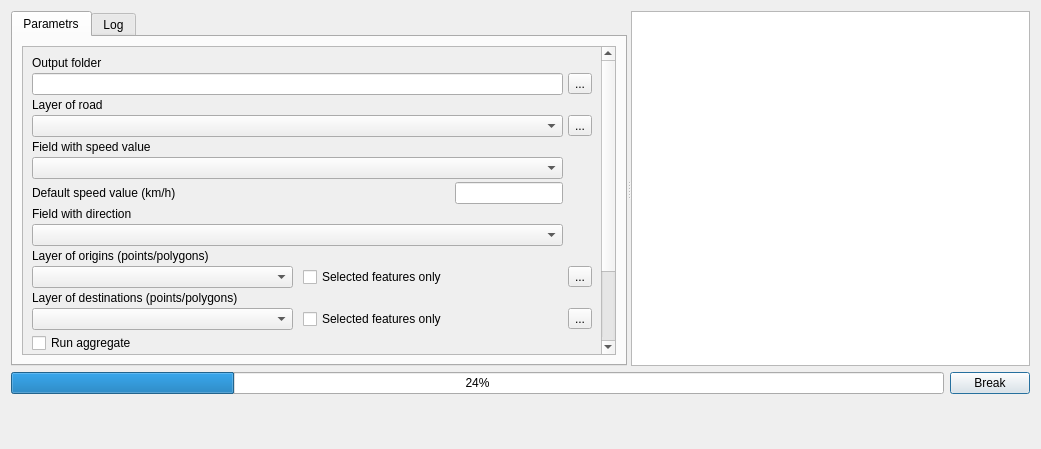
Qt form tau_net_calc/car.ui (geosimlab/accessibility) before a commit.
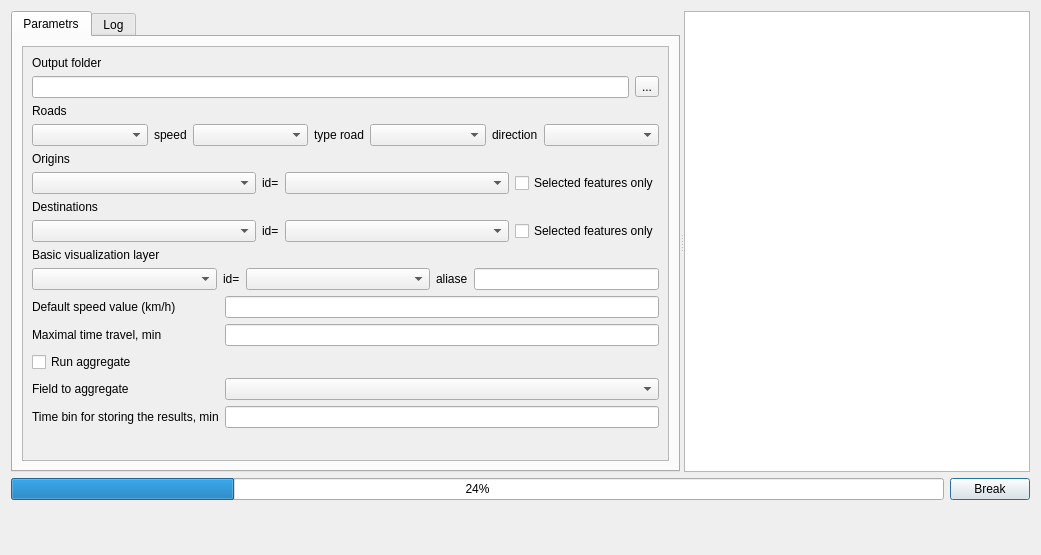
The same form after that commit. Icons and pictures are not drawn.

The edit to the form file:
```diff
--- a/tau_net_calc/car.ui
+++ b/tau_net_calc/car.ui
@@ -10,7 +10,7 @@
     <x>0</x>
     <y>0</y>
     <width>1041</width>
-    <height>449</height>
+    <height>555</height>
    </rect>
   </property>
   <property name="sizePolicy">
@@ -82,9 +82,9 @@
            <property name="geometry">
             <rect>
              <x>0</x>
-             <y>-40</y>
-             <width>585</width>
-             <height>398</height>
+             <y>-100</y>
+             <width>619</width>
+             <height>411</height>
             </rect>
            </property>
            <property name="sizePolicy">
@@ -98,16 +98,7 @@
              <enum>QLayout::SetDefaultConstraint</enum>
             </property>
             <item>
-             <layout class="QGridLayout" name="gridLayout">
-              <property name="sizeConstraint">
-               <enum>QLayout::SetDefaultConstraint</enum>
-              </property>
-              <property name="horizontalSpacing">
-               <number>5</number>
-              </property>
-              <property name="verticalSpacing">
-               <number>3</number>
-              </property>
+             <layout class="QFormLayout" name="formLayout">
               <item row="1" column="0">
                <widget class="QLabel" name="label_13">
                 <property name="text">
@@ -115,163 +106,170 @@
                 </property>
                </widget>
               </item>
-              <item row="18" column="0">
-               <layout class="QHBoxLayout" name="horizontalLayout_17">
+              <item row="2" column="0" colspan="2">
+               <layout class="QHBoxLayout" name="horizontalLayout_3">
                 <item>
-                 <widget class="QLabel" name="label_5">
-                  <property name="text">
-                   <string>Layer of destinations (points/polygons) </string>
-                  </property>
-                 </widget>
-                </item>
-               </layout>
-              </item>
-              <item row="12" column="0">
-               <layout class="QHBoxLayout" name="horizontalLayout_12">
-                <item>
-                 <widget class="QLabel" name="label_4">
-                  <property name="text">
-                   <string>Default speed value (km/h)</string>
-                  </property>
-                 </widget>
-                </item>
-                <item>
-                 <widget class="QLineEdit" name="txtSpeed">
+                 <widget class="QLineEdit" name="txtPathToProtocols">
                   <property name="sizePolicy">
-                   <sizepolicy hsizetype="Fixed" vsizetype="Fixed">
+                   <sizepolicy hsizetype="Expanding" vsizetype="Maximum">
                     <horstretch>0</horstretch>
-                    <verstretch>20</verstretch>
+                    <verstretch>0</verstretch>
                    </sizepolicy>
                   </property>
                   <property name="inputMethodHints">
                    <set>Qt::ImhDialableCharactersOnly|Qt::ImhDigitsOnly|Qt::ImhPreferNumbers</set>
                   </property>
-                  <property name="alignment">
-                   <set>Qt::AlignRight|Qt::AlignTrailing|Qt::AlignVCenter</set>
+                 </widget>
+                </item>
+                <item>
+                 <widget class="QToolButton" name="toolButton_protocol">
+                  <property name="text">
+                   <string>...</string>
                   </property>
                  </widget>
                 </item>
                </layout>
               </item>
-              <item row="21" column="0">
-               <widget class="QLabel" name="lblFields">
-                <property name="text">
-                 <string>Field to aggregate</string>
-                </property>
-               </widget>
-              </item>
-              <item row="7" column="1">
-               <widget class="QToolButton" name="toolButton_layer_road_refresh">
-                <property name="text">
-                 <string>...</string>
-                </property>
-                <property name="icon">
-                 <iconset>
-                  <normalon>refresh.png</normalon>
-                 </iconset>
-                </property>
-               </widget>
-              </item>
-              <item row="20" column="0">
-               <widget class="QCheckBox" name="cbUseFields">
-                <property name="text">
-                 <string>Run aggregate</string>
-                </property>
-               </widget>
-              </item>
-              <item row="7" column="0">
-               <widget class="QComboBox" name="cmbLayersRoad"/>
-              </item>
-              <item row="6" column="0">
+              <item row="3" column="0">
                <widget class="QLabel" name="label_2">
                 <property name="text">
-                 <string>Layer of road</string>
+                 <string>Roads</string>
                 </property>
                </widget>
               </item>
-              <item row="16" column="1">
-               <widget class="QToolButton" name="toolButton_layer_refresh">
-                <property name="text">
-                 <string>...</string>
-                </property>
-                <property name="icon">
-                 <iconset>
-                  <normaloff>refresh.png</normaloff>refresh.png</iconset>
-                </property>
-               </widget>
-              </item>
-              <item row="19" column="0">
-               <layout class="QHBoxLayout" name="horizontalLayout_18">
-                <property name="spacing">
-                 <number>10</number>
-                </property>
+              <item row="4" column="0" colspan="2">
+               <layout class="QHBoxLayout" name="horizontalLayout_4">
                 <item>
-                 <widget class="QComboBox" name="cmbLayersDest"/>
+                 <widget class="QComboBox" name="cmbLayersRoad">
+                  <property name="sizePolicy">
+                   <sizepolicy hsizetype="Expanding" vsizetype="Maximum">
+                    <horstretch>0</horstretch>
+                    <verstretch>0</verstretch>
+                   </sizepolicy>
+                  </property>
+                  <property name="baseSize">
+                   <size>
+                    <width>16</width>
+                    <height>0</height>
+                   </size>
+                  </property>
+                 </widget>
                 </item>
                 <item>
-                 <widget class="QCheckBox" name="cbSelectedOnly2">
+                 <widget class="QLabel" name="label_10">
                   <property name="text">
-                   <string>Selected features only</string>
+                   <string>speed</string>
+                  </property>
+                 </widget>
+                </item>
+                <item>
+                 <widget class="QComboBox" name="cmbFieldsSpeed">
+                  <property name="sizePolicy">
+                   <sizepolicy hsizetype="Expanding" vsizetype="Maximum">
+                    <horstretch>0</horstretch>
+                    <verstretch>0</verstretch>
+                   </sizepolicy>
+                  </property>
+                  <property name="baseSize">
+                   <size>
+                    <width>16</width>
+                    <height>0</height>
+                   </size>
+                  </property>
+                 </widget>
+                </item>
+                <item>
+                 <widget class="QLabel" name="label">
+                  <property name="text">
+                   <string>type road</string>
+                  </property>
+                 </widget>
+                </item>
+                <item>
+                 <widget class="QComboBox" name="cmbLayersRoad_type_road">
+                  <property name="sizePolicy">
+                   <sizepolicy hsizetype="Expanding" vsizetype="Fixed">
+                    <horstretch>0</horstretch>
+                    <verstretch>0</verstretch>
+                   </sizepolicy>
+                  </property>
+                 </widget>
+                </item>
+                <item>
+                 <widget class="QLabel" name="label_11">
+                  <property name="text">
+                   <string>direction</string>
+                  </property>
+                 </widget>
+                </item>
+                <item>
+                 <widget class="QComboBox" name="cmbFieldsDirection">
+                  <property name="sizePolicy">
+                   <sizepolicy hsizetype="Expanding" vsizetype="Maximum">
+                    <horstretch>0</horstretch>
+                    <verstretch>0</verstretch>
+                   </sizepolicy>
+                  </property>
+                  <property name="baseSize">
+                   <size>
+                    <width>16</width>
+                    <height>0</height>
+                   </size>
                   </property>
                  </widget>
                 </item>
                </layout>
               </item>
-              <item row="5" column="0">
-               <layout class="QHBoxLayout" name="horizontalLayout_6"/>
-              </item>
-              <item row="15" column="0">
+              <item row="7" column="0">
                <widget class="QLabel" name="label_17">
                 <property name="text">
-                 <string>Layer of origins (points/polygons)</string>
+                 <string>Origins</string>
                 </property>
                </widget>
               </item>
-              <item row="2" column="0">
-               <widget class="QLineEdit" name="txtPathToProtocols"/>
-              </item>
-              <item row="8" column="0">
-               <widget class="QLabel" name="label">
-                <property name="text">
-                 <string>Field with speed value</string>
-                </property>
-               </widget>
-              </item>
-              <item row="25" column="0">
-               <layout class="QHBoxLayout" name="horizontalLayout_3">
-                <item>
-                 <widget class="QLabel" name="label_6">
-                  <property name="text">
-                   <string>Time interval between stored maps (min)</string>
-                  </property>
-                 </widget>
-                </item>
-                <item>
-                 <widget class="QLineEdit" name="txtTimeInterval">
-                  <property name="alignment">
-                   <set>Qt::AlignRight|Qt::AlignTrailing|Qt::AlignVCenter</set>
-                  </property>
-                 </widget>
-                </item>
-               </layout>
-              </item>
-              <item row="16" column="0">
-               <layout class="QHBoxLayout" name="horizontalLayout_19">
-                <property name="spacing">
-                 <number>10</number>
-                </property>
-                <property name="bottomMargin">
-                 <number>0</number>
-                </property>
+              <item row="8" column="0" colspan="2">
+               <layout class="QHBoxLayout" name="horizontalLayout_4">
                 <item>
                  <widget class="QComboBox" name="cmbLayers">
-                  <property name="mouseTracking">
-                   <bool>false</bool>
+                  <property name="sizePolicy">
+                   <sizepolicy hsizetype="Expanding" vsizetype="Maximum">
+                    <horstretch>0</horstretch>
+                    <verstretch>0</verstretch>
+                   </sizepolicy>
+                  </property>
+                  <property name="baseSize">
+                   <size>
+                    <width>16</width>
+                    <height>0</height>
+                   </size>
+                  </property>
+                 </widget>
+                </item>
+                <item>
+                 <widget class="QLabel" name="label_8">
+                  <property name="text">
+                   <string>id=</string>
+                  </property>
+                 </widget>
+                </item>
+                <item>
+                 <widget class="QComboBox" name="cmbLayers_fields">
+                  <property name="sizePolicy">
+                   <sizepolicy hsizetype="Expanding" vsizetype="Fixed">
+                    <horstretch>0</horstretch>
+                    <verstretch>0</verstretch>
+                   </sizepolicy>
                   </property>
                  </widget>
                 </item>
                 <item>
                  <widget class="QCheckBox" name="cbSelectedOnly1">
+                  <property name="sizePolicy">
+                   <sizepolicy hsizetype="Fixed" vsizetype="Fixed">
+                    <horstretch>0</horstretch>
+                    <verstretch>0</verstretch>
+                   </sizepolicy>
+                  </property>
                   <property name="text">
                    <string>Selected features only</string>
                   </property>
@@ -279,58 +277,197 @@
                 </item>
                </layout>
               </item>
-              <item row="19" column="1">
-               <widget class="QToolButton" name="toolButton_layer_dest_refresh">
-                <property name="text">
-                 <string>...</string>
-                </property>
-                <property name="icon">
-                 <iconset>
-                  <normalon>refresh.png</normalon>
-                 </iconset>
-                </property>
-               </widget>
-              </item>
-              <item row="24" column="0">
-               <layout class="QHBoxLayout" name="horizontalLayout_4">
-                <item>
-                 <widget class="QLabel" name="label_3">
-                  <property name="text">
-                   <string>Maximal time travel, min</string>
-                  </property>
-                 </widget>
-                </item>
-                <item>
-                 <widget class="QLineEdit" name="txtMaxTimeTravel">
-                  <property name="alignment">
-                   <set>Qt::AlignRight|Qt::AlignTrailing|Qt::AlignVCenter</set>
-                  </property>
-                 </widget>
-                </item>
-               </layout>
-              </item>
-              <item row="23" column="0">
-               <widget class="QComboBox" name="cmbFields"/>
-              </item>
-              <item row="2" column="1">
-               <widget class="QToolButton" name="toolButton_protocol">
-                <property name="text">
-                 <string>...</string>
-                </property>
-               </widget>
-              </item>
-              <item row="13" column="0">
-               <widget class="QLabel" name="label_7">
-                <property name="text">
-                 <string>Field with direction</string>
-                </property>
-               </widget>
-              </item>
               <item row="9" column="0">
-               <widget class="QComboBox" name="cmbFieldsSpeed"/>
+               <widget class="QLabel" name="label_5">
+                <property name="text">
+                 <string>Destinations</string>
+                </property>
+               </widget>
+              </item>
+              <item row="10" column="0" colspan="2">
+               <layout class="QHBoxLayout" name="horizontalLayout_4">
+                <item>
+                 <widget class="QComboBox" name="cmbLayersDest">
+                  <property name="sizePolicy">
+                   <sizepolicy hsizetype="Expanding" vsizetype="Maximum">
+                    <horstretch>0</horstretch>
+                    <verstretch>0</verstretch>
+                   </sizepolicy>
+                  </property>
+                  <property name="baseSize">
+                   <size>
+                    <width>16</width>
+                    <height>0</height>
+                   </size>
+                  </property>
+                 </widget>
+                </item>
+                <item>
+                 <widget class="QLabel" name="label_9">
+                  <property name="text">
+                   <string>id=</string>
+                  </property>
+                 </widget>
+                </item>
+                <item>
+                 <widget class="QComboBox" name="cmbLayersDest_fields">
+                  <property name="sizePolicy">
+                   <sizepolicy hsizetype="Expanding" vsizetype="Fixed">
+                    <horstretch>0</horstretch>
+                    <verstretch>0</verstretch>
+                   </sizepolicy>
+                  </property>
+                 </widget>
+                </item>
+                <item>
+                 <widget class="QCheckBox" name="cbSelectedOnly2">
+                  <property name="sizePolicy">
+                   <sizepolicy hsizetype="Fixed" vsizetype="Fixed">
+                    <horstretch>0</horstretch>
+                    <verstretch>0</verstretch>
+                   </sizepolicy>
+                  </property>
+                  <property name="text">
+                   <string>Selected features only</string>
+                  </property>
+                 </widget>
+                </item>
+               </layout>
+              </item>
+              <item row="12" column="0">
+               <widget class="QLabel" name="lblVusual">
+                <property name="text">
+                 <string>Basic visualization layer</string>
+                </property>
+               </widget>
+              </item>
+              <item row="13" column="0" colspan="2">
+               <layout class="QHBoxLayout" name="horizontalLayout_6">
+                <item>
+                 <widget class="QComboBox" name="cmbVisLayers">
+                  <property name="sizePolicy">
+                   <sizepolicy hsizetype="Expanding" vsizetype="Maximum">
+                    <horstretch>0</horstretch>
+                    <verstretch>0</verstretch>
+                   </sizepolicy>
+                  </property>
+                  <property name="baseSize">
+                   <size>
+                    <width>16</width>
+                    <height>0</height>
+                   </size>
+                  </property>
+                 </widget>
+                </item>
+                <item>
+                 <widget class="QLabel" name="label_7">
+                  <property name="text">
+                   <string>id=</string>
+                  </property>
+                 </widget>
+                </item>
+                <item>
+                 <widget class="QComboBox" name="cmbVisLayers_fields">
+                  <property name="sizePolicy">
+                   <sizepolicy hsizetype="Expanding" vsizetype="Fixed">
+                    <horstretch>0</horstretch>
+                    <verstretch>0</verstretch>
+                   </sizepolicy>
+                  </property>
+                 </widget>
+                </item>
+                <item>
+                 <widget class="QLabel" name="label_12">
+                  <property name="text">
+                   <string>aliase</string>
+                  </property>
+                 </widget>
+                </item>
+                <item>
+                 <widget class="QLineEdit" name="txtAliase"/>
+                </item>
+               </layout>
               </item>
               <item row="14" column="0">
-               <widget class="QComboBox" name="cmbFieldsDirection"/>
+               <widget class="QLabel" name="label_4">
+                <property name="text">
+                 <string>Default speed value (km/h)</string>
+                </property>
+               </widget>
+              </item>
+              <item row="14" column="1">
+               <widget class="QLineEdit" name="txtSpeed">
+                <property name="text">
+                 <string/>
+                </property>
+                <property name="alignment">
+                 <set>Qt::AlignRight</set>
+                </property>
+               </widget>
+              </item>
+              <item row="15" column="0">
+               <widget class="QLabel" name="label_3">
+                <property name="text">
+                 <string>Maximal time travel, min</string>
+                </property>
+               </widget>
+              </item>
+              <item row="15" column="1">
+               <widget class="QLineEdit" name="txtMaxTimeTravel">
+                <property name="text">
+                 <string/>
+                </property>
+                <property name="alignment">
+                 <set>Qt::AlignRight</set>
+                </property>
+               </widget>
+              </item>
+              <item row="18" column="0">
+               <widget class="QCheckBox" name="cbUseFields">
+                <property name="text">
+                 <string>Run aggregate</string>
+                </property>
+               </widget>
+              </item>
+              <item row="19" column="0">
+               <widget class="QLabel" name="lblFields">
+                <property name="text">
+                 <string>Field to aggregate</string>
+                </property>
+               </widget>
+              </item>
+              <item row="19" column="1">
+               <widget class="QComboBox" name="cmbFields">
+                <property name="sizePolicy">
+                 <sizepolicy hsizetype="Expanding" vsizetype="Maximum">
+                  <horstretch>0</horstretch>
+                  <verstretch>0</verstretch>
+                 </sizepolicy>
+                </property>
+                <property name="baseSize">
+                 <size>
+                  <width>16</width>
+                  <height>0</height>
+                 </size>
+                </property>
+               </widget>
+              </item>
+              <item row="20" column="0">
+               <widget class="QLabel" name="label_6">
+                <property name="text">
+                 <string>Time bin for storing the results, min</string>
+                </property>
+               </widget>
+              </item>
+              <item row="20" column="1">
+               <widget class="QLineEdit" name="txtTimeInterval">
+                <property name="text">
+                 <string/>
+                </property>
+                <property name="alignment">
+                 <set>Qt::AlignRight</set>
+                </property>
+               </widget>
               </item>
              </layout>
             </item>
@@ -351,11 +488,7 @@
        </layout>
       </widget>
      </widget>
-     <widget class="QPlainTextEdit" name="textInfo">
-      <property name="readOnly">
-       <bool>true</bool>
-      </property>
-     </widget>
+     <widget class="QTextBrowser" name="textInfo"/>
     </widget>
    </item>
    <item>
```
Left out of the diff: 9 changed lines with no effect on the pictures.
